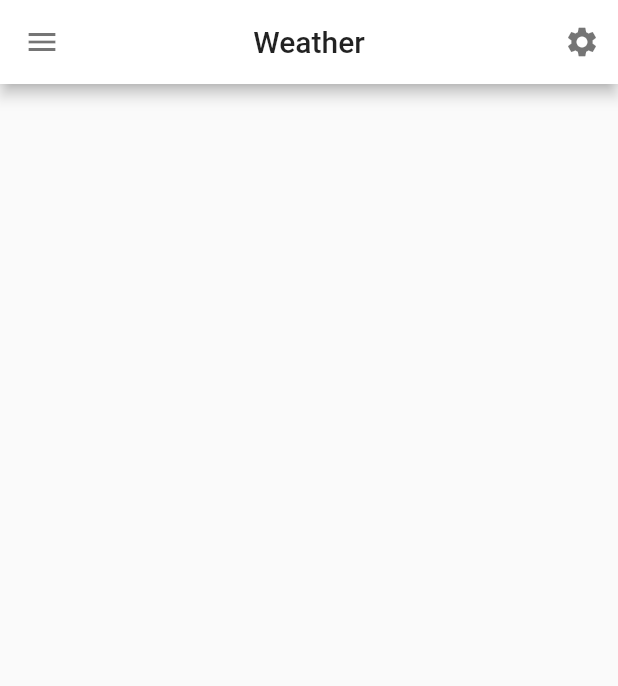
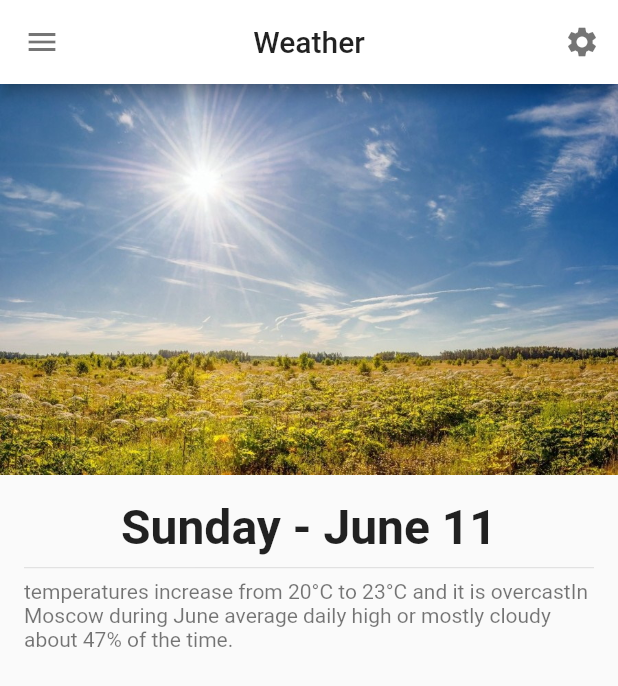
Before and after one commit to Pa11ady/flutter-exercises, a Flutter app: the screen it shows after launch, after a tap on the "settings" icon, on a phone screen of 412 x 824 dp. Shown: the top 686 px of the screen. Run offline on Flutter 3.47's test engine with Material 2 defaults, Android fonts, the phone set to English and light mode, and no system bars.

Commit message:
_weatherDescription, _headerImage

```diff
--- a/weather/lib/main.dart
+++ b/weather/lib/main.dart
@@ -1,4 +1,5 @@
 import 'package:flutter/material.dart';
+import 'package:flutter/services.dart';
 
 void main() {
   runApp(MyApp());
@@ -17,13 +18,58 @@ class MyApp extends StatelessWidget {
           backgroundColor: Colors.white,
           leading: IconButton(icon: Icon(Icons.menu), onPressed: (){},),
           iconTheme: IconThemeData(color: Colors.black54),
-          brightness: Brightness.light,
           actions: <Widget>[
             IconButton(onPressed: (){}, icon: Icon(Icons.settings))
-          ],
+          ], systemOverlayStyle: SystemUiOverlayStyle.light,
         ),
-        body: null,
+        body: _buildBody(),
       ),
     );
   }
 }
+
+Widget _buildBody() {
+  return SingleChildScrollView(
+      child: Column(
+        children: <Widget>[
+          _headerImage(),
+          SafeArea(
+              child: Padding(
+                padding: EdgeInsets.all(16.0),
+                child: Column(
+                  crossAxisAlignment: CrossAxisAlignment.center,
+                  children: <Widget>[
+                    _weatherDescription()
+                  ],
+                ),
+              )
+          )
+        ],
+      )
+  );
+}
+
+Image _headerImage() {
+  return Image(
+    image: AssetImage("assets/img1.jpg"),
+    fit: BoxFit.cover,
+  );
+}
+
+Column _weatherDescription() {
+  return Column(
+    crossAxisAlignment: CrossAxisAlignment.center,
+    children: <Widget>[
+      Text("Sunday - June 11",
+        style: TextStyle(
+            fontSize: 32.0,
+            fontWeight: FontWeight.bold),
+      ),
+      Divider(),
+      Text("temperatures increase from 20°C to 23°C and it is overcast"
+          "In Moscow during June average daily high "
+          "or mostly cloudy about 47% of the time.",
+        style: TextStyle(color: Colors.black54),)
+    ],
+  );
+}
--- a/weather/pubspec.yaml
+++ b/weather/pubspec.yaml
@@ -60,8 +60,8 @@ flutter:
   uses-material-design: true
 
   # To add assets to your application, add an assets section, like this:
-  # assets:
-  #   - images/a_dot_burr.jpeg
+  assets:
+    - assets/img1.jpg
   #   - images/a_dot_ham.jpeg
 
   # An image asset can refer to one or more resolution-specific "variants", see
```
Also changed, not shown: weather/assets/img1.jpg (added).
